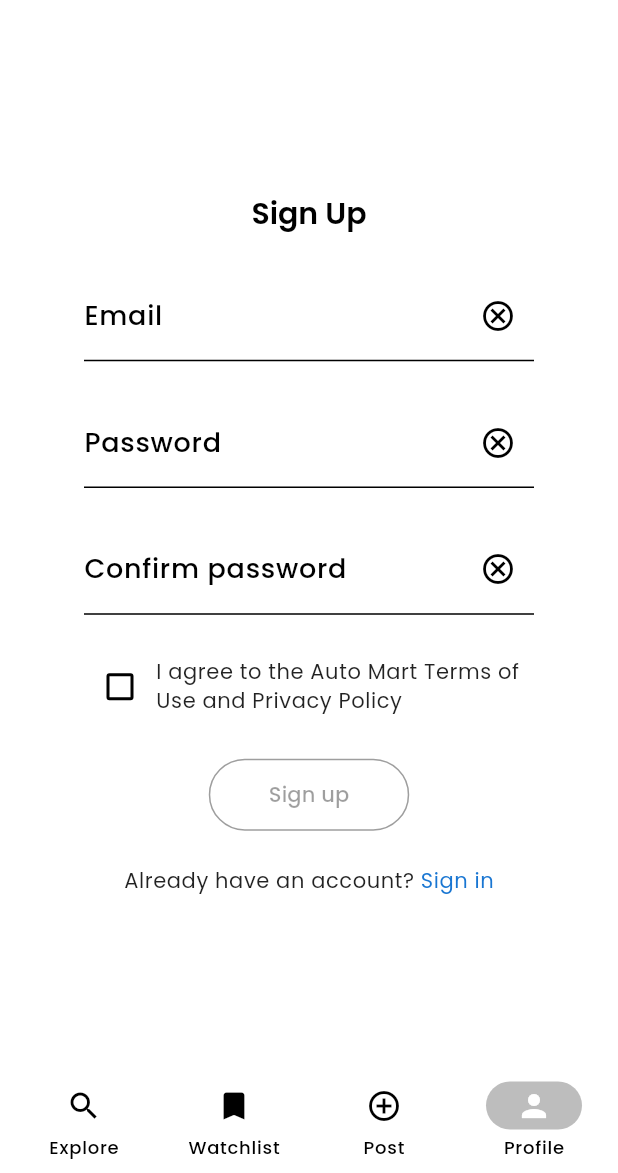
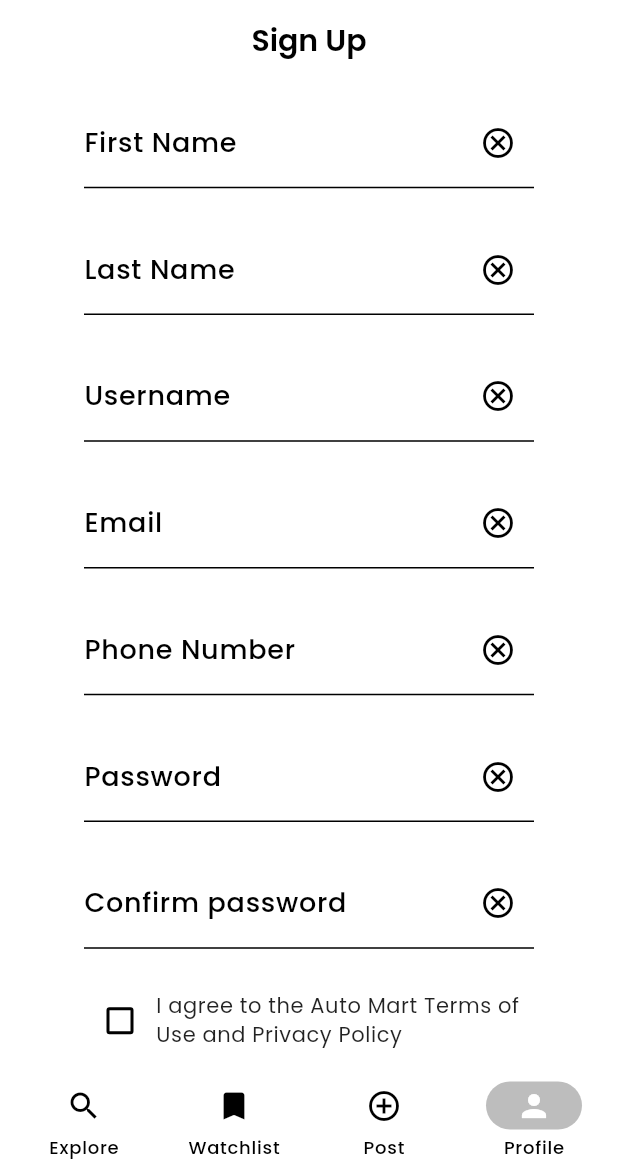
Before and after one commit to joengelena/aurae-beauty-app, a Flutter app: the SignUpPage screen opened by its route, on a phone screen of 412 x 824 dp, the part 63-1236 px from its top. Run offline on Flutter 3.47's test engine with Material 3 defaults, Android fonts, the phone set to English and light mode, and no system bars; our stand-ins replace flutter_secure_storage, go_router, image_picker, smooth_page_indicator; accounts and stored records are empty; network calls fail.

Commit message:
Add firstname, lastName, userName, phone number inputs to the sign up form and make the sign up page scrollable

```diff
--- a/lib/presentation/pages/profile/sign_up_page.dart
+++ b/lib/presentation/pages/profile/sign_up_page.dart
@@ -1,5 +1,7 @@
 import 'package:flutter/material.dart';
 import 'package:go_router/go_router.dart';
+import 'package:motorix_app/logic/auth_provider.dart';
+import 'package:provider/provider.dart';
 
 class SignUpPage extends StatefulWidget {
   const SignUpPage({super.key});
@@ -9,7 +11,12 @@ class SignUpPage extends StatefulWidget {
 }
 
 class _SignUpPageState extends State<SignUpPage> {
+  final _formKey = GlobalKey<FormState>();
+  final firstNameController = TextEditingController();
+  final lastNameController = TextEditingController();
+  final usernameController = TextEditingController();
   final emailController = TextEditingController();
+  final phoneNumberController = TextEditingController();
   final passwordController = TextEditingController();
   final confirmPasswordController = TextEditingController();
   bool agreedToTermsAndConditions = false;
@@ -18,14 +25,22 @@ class _SignUpPageState extends State<SignUpPage> {
   @override
   void initState() {
     super.initState();
+    firstNameController.addListener(_validateForm);
+    lastNameController.addListener(_validateForm);
+    usernameController.addListener(_validateForm);
     emailController.addListener(_validateForm);
+    phoneNumberController.addListener(_validateForm);
     passwordController.addListener(_validateForm);
     confirmPasswordController.addListener(_validateForm);
   }
 
   @override
   void dispose() {
+    firstNameController.dispose();
+    lastNameController.dispose();
+    usernameController.dispose();
     emailController.dispose();
+    phoneNumberController.dispose();
     passwordController.dispose();
     confirmPasswordController.dispose();
     super.dispose();
@@ -34,7 +49,11 @@ class _SignUpPageState extends State<SignUpPage> {
   void _validateForm() {
     final valid =
         agreedToTermsAndConditions &&
+        firstNameController.text.isNotEmpty &&
+        lastNameController.text.isNotEmpty &&
+        usernameController.text.isNotEmpty &&
         emailController.text.isNotEmpty &&
+        phoneNumberController.text.isNotEmpty &&
         passwordController.text.isNotEmpty &&
         confirmPasswordController.text.isNotEmpty;
 
@@ -47,9 +66,14 @@ class _SignUpPageState extends State<SignUpPage> {
 
   @override
   Widget build(BuildContext context) {
-    return Center(
+    AuthProvider authProvider = context.watch<AuthProvider>();
+
+    return SingleChildScrollView(
+      child: Center(
         child: SizedBox(
           width: 300,
+          child: Form(
+            key: _formKey,
             child: Column(
               mainAxisAlignment: MainAxisAlignment.center,
               spacing: 24,
@@ -61,9 +85,62 @@ class _SignUpPageState extends State<SignUpPage> {
                   ),
                 ),
 
+                // First Name
+                TextFormField(
+                  controller: firstNameController,
+                  validator: (val) {
+                    if (val == null || val.isEmpty) return 'Required';
+                    return null;
+                  },
+                  decoration: InputDecoration(
+                    labelText: 'First Name',
+                    suffixIcon: IconButton(
+                      icon: Icon(Icons.cancel_outlined),
+                      onPressed: () => firstNameController.clear(),
+                    ),
+                  ),
+                ),
+
+                // Last Name
+                TextFormField(
+                  controller: lastNameController,
+                  validator: (val) {
+                    if (val == null || val.isEmpty) return 'Required';
+                    return null;
+                  },
+                  decoration: InputDecoration(
+                    labelText: 'Last Name',
+                    suffixIcon: IconButton(
+                      icon: Icon(Icons.cancel_outlined),
+                      onPressed: () => lastNameController.clear(),
+                    ),
+                  ),
+                ),
+
+                // Username
+                TextFormField(
+                  controller: usernameController,
+                  validator: (val) {
+                    if (val == null || val.isEmpty) return 'Required';
+                    return null;
+                  },
+                  decoration: InputDecoration(
+                    labelText: 'Username',
+                    suffixIcon: IconButton(
+                      icon: Icon(Icons.cancel_outlined),
+                      onPressed: () => usernameController.clear(),
+                    ),
+                  ),
+                ),
+
                 // Email
-            TextField(
+                TextFormField(
                   controller: emailController,
+                  validator: (val) {
+                    if (val == null || val.isEmpty) return 'Required';
+                    // Add more email validation if needed
+                    return null;
+                  },
                   decoration: InputDecoration(
                     labelText: 'Email',
                     suffixIcon: IconButton(
@@ -73,9 +150,31 @@ class _SignUpPageState extends State<SignUpPage> {
                   ),
                 ),
 
+                // Phone Number
+                TextFormField(
+                  controller: phoneNumberController,
+                  validator: (val) {
+                    if (val == null || val.isEmpty) return 'Required';
+                    // Add more phone validation if needed
+                    return null;
+                  },
+                  keyboardType: TextInputType.phone,
+                  decoration: InputDecoration(
+                    labelText: 'Phone Number',
+                    suffixIcon: IconButton(
+                      icon: Icon(Icons.cancel_outlined),
+                      onPressed: () => phoneNumberController.clear(),
+                    ),
+                  ),
+                ),
+
                 // Password
-            TextField(
+                TextFormField(
                   controller: passwordController,
+                  validator: (val) {
+                    if (val == null || val.isEmpty) return 'Required';
+                    return null;
+                  },
                   obscureText: true,
                   decoration: InputDecoration(
                     labelText: 'Password',
@@ -87,8 +186,15 @@ class _SignUpPageState extends State<SignUpPage> {
                 ),
 
                 // Confirm Password
-            TextField(
+                TextFormField(
                   controller: confirmPasswordController,
+                  validator: (val) {
+                    if (val == null || val.isEmpty) return 'Required';
+                    if (val != passwordController.text) {
+                      return 'Passwords do not match';
+                    }
+                    return null;
+                  },
                   obscureText: true,
                   decoration: InputDecoration(
                     labelText: 'Confirm password',
@@ -107,6 +213,7 @@ class _SignUpPageState extends State<SignUpPage> {
                       onChanged: (value) {
                         setState(() {
                           agreedToTermsAndConditions = value!;
+                          _validateForm();
                         });
                       },
                     ),
@@ -120,7 +227,18 @@ class _SignUpPageState extends State<SignUpPage> {
                 ),
 
                 OutlinedButton(
-              onPressed: isFormValid ? () {} : null,
+                  onPressed: () async {
+                    if (_formKey.currentState!.validate()) {
+                      await authProvider.signUp(
+                        firstNameController.text,
+                        lastNameController.text,
+                        usernameController.text,
+                        phoneNumberController.text,
+                        emailController.text,
+                        passwordController.text,
+                      );
+                    }
+                  },
                   style: OutlinedButton.styleFrom(
                     padding: EdgeInsets.symmetric(horizontal: 40, vertical: 14),
                     shape: RoundedRectangleBorder(
@@ -130,12 +248,12 @@ class _SignUpPageState extends State<SignUpPage> {
                     side: BorderSide(
                       color:
                           isFormValid
-                          ? ColorScheme.of(context).secondary
+                              ? Theme.of(context).colorScheme.secondary
                               : Colors.grey,
                     ),
                     backgroundColor:
                         isFormValid
-                        ? ColorScheme.of(context).secondary
+                            ? Theme.of(context).colorScheme.secondary
                             : Colors.transparent,
                   ),
                   child: Text('Sign up'),
@@ -154,9 +272,9 @@ class _SignUpPageState extends State<SignUpPage> {
                       },
                       child: Text(
                         'Sign in',
-                    style: Theme.of(
-                      context,
-                    ).textTheme.bodySmall?.copyWith(color: Colors.blue[700]),
+                        style: Theme.of(context).textTheme.bodySmall?.copyWith(
+                          color: Colors.blue[700],
+                        ),
                       ),
                     ),
                   ],
@@ -164,6 +282,8 @@ class _SignUpPageState extends State<SignUpPage> {
               ],
             ),
           ),
+        ),
+      ),
     );
   }
 }
```
Lines whose indentation alone changed are shown as unchanged.
